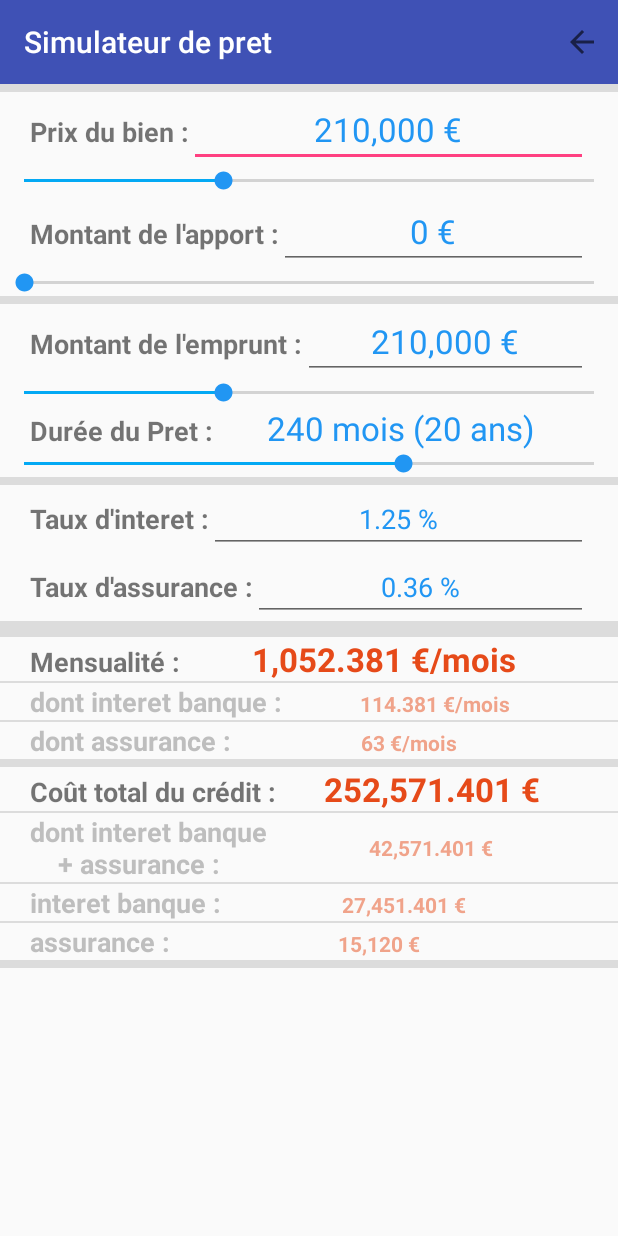
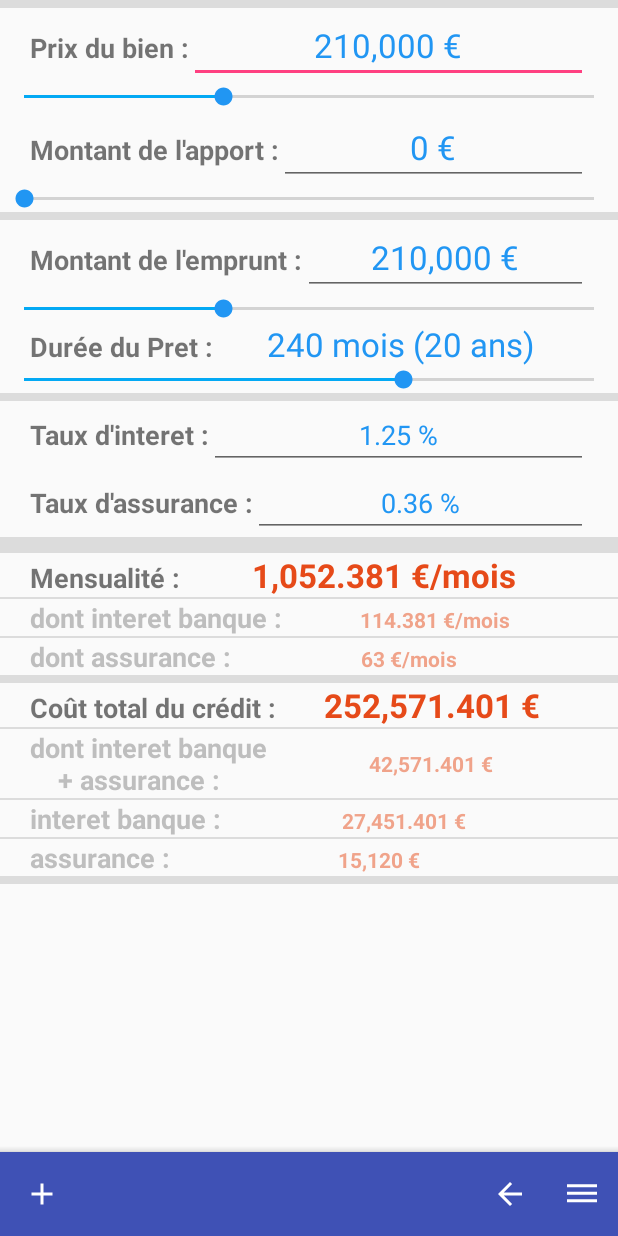
Before and after one commit to Doschembeck/OpenClassRooms_Projet-9, an Android app: the LoanSimulatorActivity screen opened directly, with no data from a screen before it, on a phone screen of 412 x 824 dp. Run offline under Robolectric (Android 15) with nearby library versions, the phone set to English and light mode, and no system bars; our stand-ins replace ButterKnife.

Commit message:
update BottomAppBAr

```diff
--- a/RealEstateManager/app/build.gradle
+++ b/RealEstateManager/app/build.gradle
@@ -47,6 +47,8 @@ dependencies {
     annotationProcessor 'com.jakewharton:butterknife-compiler:10.2.1'
 
     // Material Components
+
+    //Material
     implementation 'com.google.android.material:material:1.2.1'
 
     // Design Support
--- a/RealEstateManager/app/src/main/java/com/openclassrooms/realestatemanager/TODOLIST.java
+++ b/RealEstateManager/app/src/main/java/com/openclassrooms/realestatemanager/TODOLIST.java
@@ -2,4 +2,6 @@
 
 //todo: améliorer les UI de toutes les activity
 
+//todo: remplacer les 2 floating button par une toolbar bottom
+
 //todo: faire l'UI de EditProperty
--- a/RealEstateManager/app/src/main/java/com/openclassrooms/realestatemanager/ui/activities/LoanSimulatorActivity.java
+++ b/RealEstateManager/app/src/main/java/com/openclassrooms/realestatemanager/ui/activities/LoanSimulatorActivity.java
@@ -6,10 +6,12 @@ import androidx.appcompat.widget.Toolbar;
 import android.os.Bundle;
 import android.view.Menu;
 import android.view.MenuItem;
+import android.view.View;
 import android.widget.EditText;
 import android.widget.SeekBar;
 import android.widget.TextView;
 
+import com.google.android.material.bottomappbar.BottomAppBar;
 import com.google.android.material.floatingactionbutton.FloatingActionButton;
 import com.openclassrooms.realestatemanager.R;
 import com.openclassrooms.realestatemanager.utils.Utils;
@@ -40,7 +42,6 @@ public class LoanSimulatorActivity extends AppCompatActivity {
     @BindView(R.id.activity_loan_simulator_textview_cost_total_interest_and_insurance) TextView mTextViewCostTotalIinterestAndInsurance;
     @BindView(R.id.activity_loan_simulator_textview_cost_total_interest) TextView mTextViewCostTotalInterest;
     @BindView(R.id.activity_loan_simulator_textview_cost_total_insurance) TextView mTextViewCostTotalInsurance;
-    @BindView(R.id.activity_loan_simulator_toolbar) Toolbar mToolbar;
 
     private final int INTERVAL_SEEKBAR = 1000;
 
@@ -64,7 +65,9 @@ public class LoanSimulatorActivity extends AppCompatActivity {
         super.onCreate(savedInstanceState);
         setContentView(R.layout.activity_loan_simulator);
         ButterKnife.bind(this);
-        setSupportActionBar(mToolbar);
+//        setSupportActionBar(mToolbar);
+
+        configureBottomAppBar();
 
         setMaxSeekbar();
 
@@ -216,20 +219,44 @@ public class LoanSimulatorActivity extends AppCompatActivity {
 
     }
 
-    @Override
-    public boolean onCreateOptionsMenu(Menu menu) {
-        //2 - Inflate the menu and add it to the Toolbar
-        getMenuInflater().inflate(R.menu.menu_toolbar, menu);
-        return true;
+    private void configureBottomAppBar(){
+        BottomAppBar bottomAppBar = findViewById(R.id.activity_loan_simulator_toolbar);
+
+        bottomAppBar.setNavigationOnClickListener(view -> {
+            // Handle navigation icon press
+
+        }); {
+        }
+
+        bottomAppBar.setOnMenuItemClickListener(item -> {
+            switch(item.getItemId()){
+                case R.id.menu_drawer:
+                    // todo: ouvrir le menu
+
+                    return true;
+                case R.id.action_back:
+                    onBackPressed();
+                    return true;
+            }
+            return false;
+        });
     }
 
-    @Override
-    public boolean onOptionsItemSelected(MenuItem item) {
 
-        onBackPressed();
-
-        return super.onOptionsItemSelected(item);
-    }
+//    @Override
+//    public boolean onCreateOptionsMenu(Menu menu) {
+//        //2 - Inflate the menu and add it to the Toolbar
+//        getMenuInflater().inflate(R.menu.menu_toolbar, menu);
+//        return true;
+//    }
+//
+//    @Override
+//    public boolean onOptionsItemSelected(MenuItem item) {
+//
+//        onBackPressed();
+//
+//        return super.onOptionsItemSelected(item);
+//    }
 
     private void setMaxSeekbar(){
         mSeekBarCostProperty.setMax(600000 / INTERVAL_SEEKBAR);
--- a/RealEstateManager/app/src/main/res/layout/activity_loan_simulator.xml
+++ b/RealEstateManager/app/src/main/res/layout/activity_loan_simulator.xml
@@ -8,21 +8,16 @@
     android:orientation="vertical"
     tools:context=".ui.activities.LoanSimulatorActivity">
 
-    <LinearLayout
+    <com.google.android.material.bottomappbar.BottomAppBar
+        android:id="@+id/activity_loan_simulator_toolbar"
         android:layout_width="match_parent"
-        android:layout_height="match_parent"
-        android:orientation="vertical">
+        android:layout_height="wrap_content"
+        android:layout_gravity="bottom"
+        style="@style/Widget.MaterialComponents.BottomAppBar.Colored"
+        app:navigationIcon="@drawable/ic_baseline_add_24"
+        app:menu="@menu/menu_toolbar"/>
 
-        <androidx.appcompat.widget.Toolbar
-            android:id="@+id/activity_loan_simulator_toolbar"
-            android:minHeight="?attr/actionBarSize"
-            android:layout_width="match_parent"
-            android:layout_height="wrap_content"
-            app:title="Simulateur de pret"
-            app:titleTextColor="#ffff"
-            android:background="@color/colorPrimary"/>
-
-        <ScrollView
+    <ScrollView
             android:layout_width="match_parent"
             android:layout_height="match_parent">
 
@@ -437,6 +432,5 @@
             </LinearLayout>
         </ScrollView>
 
-    </LinearLayout>
 
 </androidx.coordinatorlayout.widget.CoordinatorLayout>
--- a/RealEstateManager/app/src/main/res/menu/menu_toolbar.xml
+++ b/RealEstateManager/app/src/main/res/menu/menu_toolbar.xml
@@ -13,4 +13,12 @@
         android:title="back"
         app:showAsAction="always" />
 
+    <item
+        android:id="@+id/menu_drawer"
+        android:orderInCategory="100"
+        android:icon="@drawable/ic_baseline_dehaze_24"
+        android:iconTint="#ffff"
+        android:title="menu_drawer"
+        app:showAsAction="always" />
+
 </menu>
```
